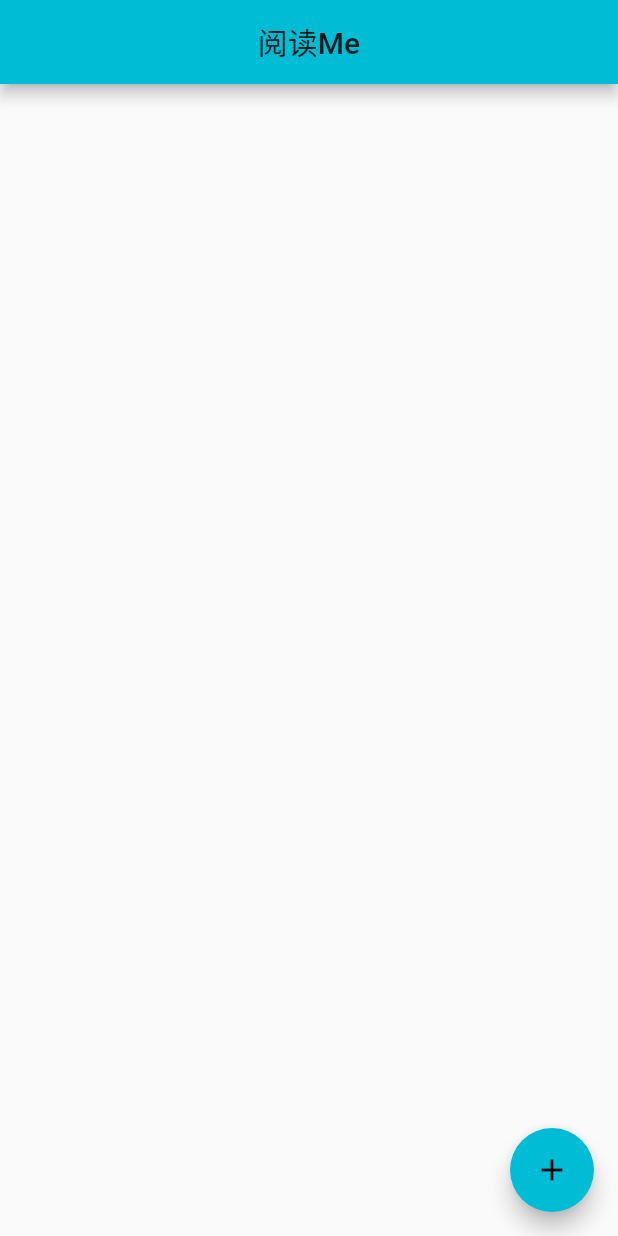
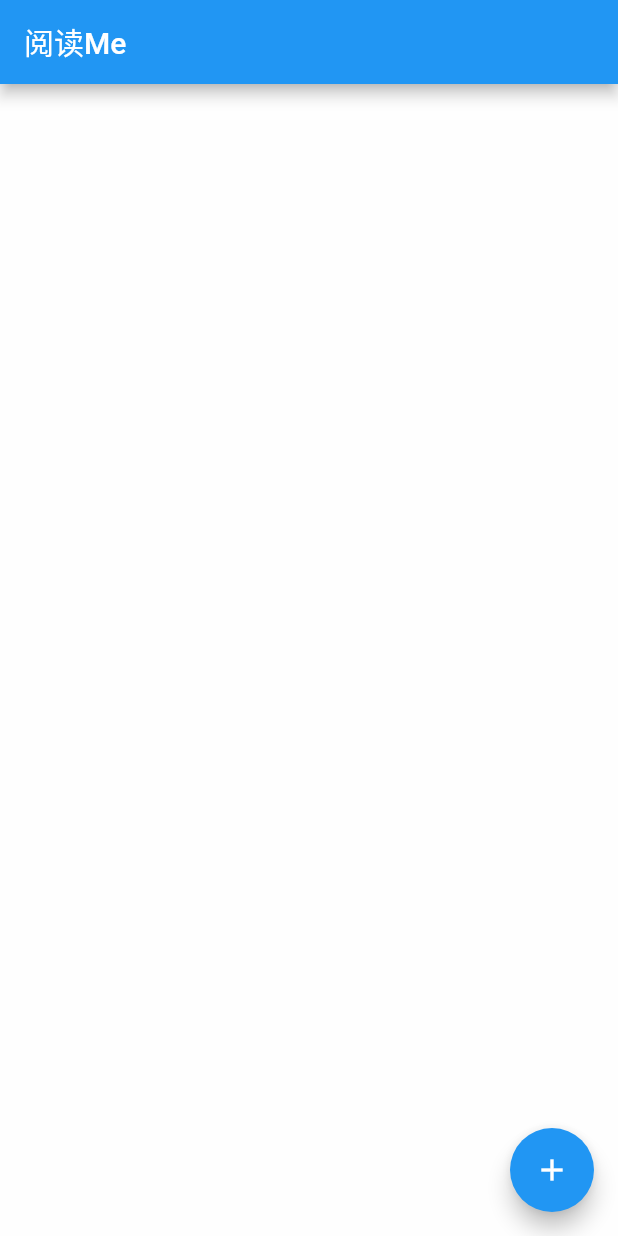
Before and after one commit to Devifish/readme-flutter, a Flutter app: the screen it shows after launch, on a phone screen of 412 x 824 dp. Run offline on Flutter 3.47's test engine with Material 2 defaults, Android fonts, the phone set to English and light mode, and no system bars.

Commit message:
add: 添加主题

```diff
--- a/lib/common/constant.dart
+++ b/lib/common/constant.dart
@@ -1,4 +1,4 @@
 class ApplicationConstant {
-  static final String title = "阅读Me";
+  static const String title = "阅读Me";
 
 }
--- /dev/null
+++ b/lib/common/theme.dart
@@ -0,0 +1,88 @@
+import 'package:flutter/material.dart';
+
+class AppTheme {
+
+  static const Color notWhite = Color(0xFFEDF0F2);
+  static const Color nearlyWhite = Color(0xFFFEFEFE);
+  static const Color white = Color(0xFFFFFFFF);
+  static const Color nearlyBlack = Color(0xFF213333);
+  static const Color grey = Color(0xFF3A5160);
+  static const Color dark_grey = Color(0xFF313A44);
+
+  static const Color darkText = Color(0xFF253840);
+  static const Color darkerText = Color(0xFF17262A);
+  static const Color lightText = Color(0xFF4A6572);
+  static const Color deactivatedText = Color(0xFF767676);
+  static const Color dismissibleBackground = Color(0xFF364A54);
+  static const Color chipBackground = Color(0xFFEEF1F3);
+  static const Color spacer = Color(0xFFF2F2F2);
+  static const String fontName = 'WorkSans';
+
+  static const TextTheme textTheme = TextTheme(
+    headline4: display1,
+    headline5: headline,
+    headline6: title,
+    subtitle2: subtitle,
+    bodyText2: body2,
+    bodyText1: body1,
+    caption: caption,
+  );
+
+  static const TextStyle display1 = TextStyle(
+    fontFamily: fontName,
+    fontWeight: FontWeight.bold,
+    fontSize: 36,
+    letterSpacing: 0.4,
+    height: 0.9,
+    color: darkerText,
+  );
+
+  static const TextStyle headline = TextStyle(
+    fontFamily: fontName,
+    fontWeight: FontWeight.bold,
+    fontSize: 24,
+    letterSpacing: 0.27,
+    color: darkerText,
+  );
+
+  static const TextStyle title = TextStyle(
+    fontFamily: fontName,
+    fontWeight: FontWeight.bold,
+    fontSize: 16,
+    letterSpacing: 0.18,
+    color: darkerText,
+  );
+
+  static const TextStyle subtitle = TextStyle(
+    fontFamily: fontName,
+    fontWeight: FontWeight.w400,
+    fontSize: 14,
+    letterSpacing: -0.04,
+    color: darkText,
+  );
+
+  static const TextStyle body2 = TextStyle(
+    fontFamily: fontName,
+    fontWeight: FontWeight.w400,
+    fontSize: 14,
+    letterSpacing: 0.2,
+    color: darkText,
+  );
+
+  static const TextStyle body1 = TextStyle(
+    fontFamily: fontName,
+    fontWeight: FontWeight.w400,
+    fontSize: 16,
+    letterSpacing: -0.05,
+    color: darkText,
+  );
+
+  static const TextStyle caption = TextStyle(
+    fontFamily: fontName,
+    fontWeight: FontWeight.w400,
+    fontSize: 12,
+    letterSpacing: 0.2,
+    color: lightText,
+  );
+
+}
--- a/lib/main.dart
+++ b/lib/main.dart
@@ -4,6 +4,8 @@ import 'package:flutter/material.dart';
 import 'package:flutter/services.dart';
 import 'package:readme/common/constant.dart';
 import 'package:readme/view/home.dart';
+
+import 'common/theme.dart';
 
 void main() {
   runApp(App());
@@ -24,14 +26,12 @@ class App extends StatelessWidget {
     // 设置SystemUi样式
     SystemChrome.setSystemUIOverlayStyle(systemUiStyle);
     return MaterialApp(
-      title: ApplicationConstant.title,
-      theme: ThemeData(
-        primarySwatch: Colors.cyan,
-        visualDensity: VisualDensity.adaptivePlatformDensity,
-        platform: TargetPlatform.iOS
-      ),
-      home: Home(title: ApplicationConstant.title),
-      debugShowCheckedModeBanner: false
-    );
+        title: ApplicationConstant.title,
+        theme: ThemeData(
+            primarySwatch: Colors.blue,
+            textTheme: AppTheme.textTheme,
+            visualDensity: VisualDensity.adaptivePlatformDensity),
+        home: Home(title: ApplicationConstant.title),
+        debugShowCheckedModeBanner: false);
   }
 }
--- a/lib/view/home.dart
+++ b/lib/view/home.dart
@@ -1,4 +1,5 @@
 import 'package:flutter/material.dart';
+import 'package:readme/common/theme.dart';
 
 class Home extends StatefulWidget {
   Home({Key key, this.title}) : super(key: key);
@@ -20,8 +21,9 @@ class _HomeState extends State<Home> {
   @override
   Widget build(BuildContext context) {
     return Scaffold(
+      backgroundColor: AppTheme.nearlyWhite,
       appBar: AppBar(
-        title: Text(widget.title),
+        title: Text(widget.title)
       ),
       body: Center(
         child: Column(
```
